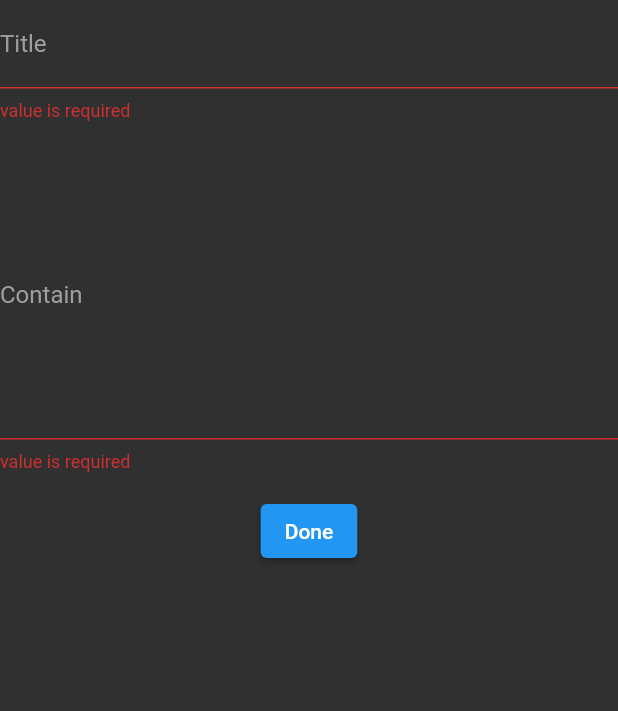
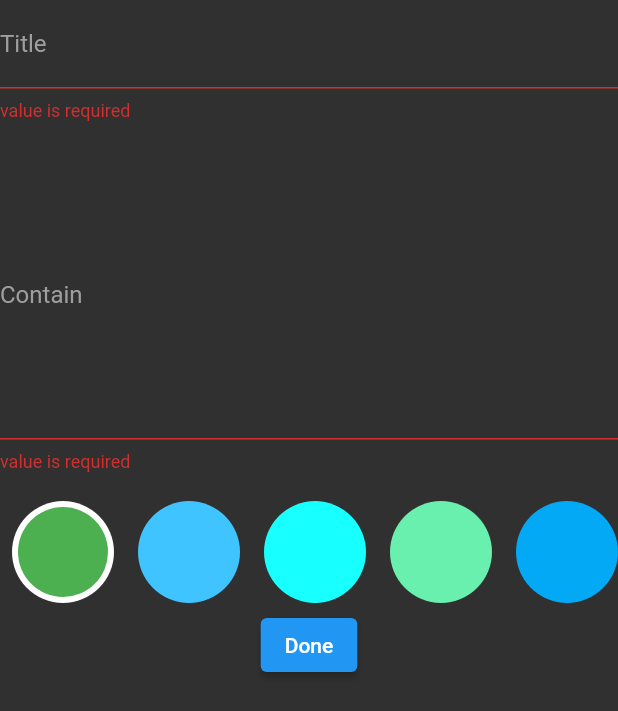
Before and after one commit to abderrahim17/noteApp, a Flutter app: the AddNoteForm widget shown alone on an empty page, opened directly, after a tap on "Done", on a phone screen of 412 x 824 dp. Shown: the top 711 px of the screen. Run offline on Flutter 3.47's test engine with Material 2 defaults, Android fonts, the phone set to English and light mode, and no system bars; our stand-ins replace bloc, flutter_bloc, hive, hive_flutter; accounts and stored records are empty.

Commit message:
add list of color
Signed-off-by: abderrahim17 <boukabous.abderrahim@gmail.com>

```diff
--- a/lib/views/notes_view.dart
+++ b/lib/views/notes_view.dart
@@ -10,14 +10,7 @@ class NotesView extends StatelessWidget {
 
   late List<Widget> noteList = [];
 
-  List<Color> color = [
-    Colors.green,
-    Colors.lightBlueAccent,
-    Colors.cyanAccent,
-    Colors.greenAccent,
-    Colors.lightBlue,
-    Colors.lightGreen
-  ];
+
 
   NotesView({super.key});
 
--- a/lib/widgets/Add_note_form.dart
+++ b/lib/widgets/Add_note_form.dart
@@ -1,10 +1,11 @@
 import 'package:flutter/cupertino.dart';
 import 'package:flutter/material.dart';
-import 'package:flutter_bloc/flutter_bloc.dart';
-import 'package:note_app/models/note_model.dart';
+import 'package:note_app/widgets/colors_item.dart';
+
 import 'package:note_app/widgets/textField_Custom.dart';
-import 'package:intl/intl.dart';
-import '../cubits/home_page_cubit/add_note_cubit.dart';
+
+import 'package:note_app/widgets/validation_button.dart';
+
 
 class AddNoteForm extends StatefulWidget {
   AddNoteForm({
@@ -19,6 +20,7 @@ class AddNoteForm extends StatefulWidget {
 String? text, title;
 
 GlobalKey<FormState> FormKey = GlobalKey();
+/// AutoValidateMode is to show the red sign that you have to write something on the field
 AutovalidateMode Autovalidate = AutovalidateMode.disabled;
 
 class _AddNoteFormState extends State<AddNoteForm> {
@@ -35,7 +37,7 @@ class _AddNoteFormState extends State<AddNoteForm> {
               title = data;
             },
           ),
-          SizedBox(
+          const SizedBox(
             height: 20,
           ),
           CustomTextField(
@@ -43,34 +45,10 @@ class _AddNoteFormState extends State<AddNoteForm> {
               hint: 'Contain',
               onsaved: (data) {
                 text = data;
-              }),
-          SizedBox(height: 15),
-          BlocBuilder<AddNoteCubit, AddNoteState>(builder: (context, state) {
-            return ElevatedButton(
-                onPressed: () {
-                  if (FormKey.currentState!.validate()) {
-                    FormKey.currentState!.save();
-                    NoteModel noteModel = NoteModel(
-                        title: title!,
-                        date:DateFormat('dd-MM-yyyy').format(DateTime.now()),
-                        subtitle: text!,
-                        color: Colors.grey.value);
-                    BlocProvider.of<AddNoteCubit>(context).addNote(noteModel);
-                  } else {
-                    Autovalidate = AutovalidateMode.always;
-                  }
-                  // Navigator.pop(context);
-                  //BlocProvider.of<HomeCubit>(context).add_button();
-                },
-                child: state is AddNoteLoadding
-                    ? SizedBox(
-                        height: 20,
-                        width: 20,
-                        child: const CircularProgressIndicator(
-                          color: Colors.black54,
-                        ))
-                    : const Text('Done'));
-          })
+              },  ),
+          const SizedBox(height: 15),
+          const ColorsListView(),
+          const ValidationButton()
         ],
       ),
     );
--- /dev/null
+++ b/lib/widgets/colors_item.dart
@@ -0,0 +1,70 @@
+import 'package:flutter/cupertino.dart';
+import 'package:flutter/material.dart';
+
+class ColorsItem extends StatelessWidget {
+  const ColorsItem({Key? key, required this.isPicked, required this.color }) : super(key: key);
+ final bool isPicked ;
+
+  final Color color ;
+
+
+
+  @override
+  Widget build(BuildContext context) {
+    return isPicked ? CircleAvatar(
+ radius: 38,
+      backgroundColor: Colors.white,
+      child: CircleAvatar(
+radius: 30,
+        backgroundColor: color,
+      ),
+    ): CircleAvatar(
+        radius: 38,
+        backgroundColor: color,);
+  }
+}
+class ColorsListView extends StatefulWidget {
+  const ColorsListView({Key? key}) : super(key: key);
+
+  @override
+  State<ColorsListView> createState() => _ColorsListViewState();
+}
+
+class _ColorsListViewState extends State<ColorsListView> {
+   int? currentindex=0;
+   List<Color> color = const  [
+     Colors.green,
+     Colors.lightBlueAccent,
+     Colors.cyanAccent,
+     Colors.greenAccent,
+     Colors.lightBlue,
+     Colors.lightGreen
+   ];
+
+  @override
+  Widget build(BuildContext context) {
+    return
+      SizedBox(
+        height:38*2 ,
+        child: ListView.builder(
+          itemCount: 6,
+          scrollDirection: Axis.horizontal,
+          itemBuilder:(context,index){
+        return Padding(
+          padding: const EdgeInsets.symmetric(horizontal: 4.0,vertical: 4.0),
+          child: GestureDetector(
+            onTap: (){
+              currentindex =index ;
+              debugPrint('$currentindex');
+              debugPrint('$index');
+setState(() {});
+            },
+            child: ColorsItem(isPicked: currentindex ==index ,
+              color:color [index ],
+            ),
+          ),
+        );
+    } ),
+      );
+  }
+}
--- a/lib/widgets/textField_Custom.dart
+++ b/lib/widgets/textField_Custom.dart
@@ -1,7 +1,7 @@
 import 'package:flutter/material.dart';
 
 class CustomTextField extends StatelessWidget {
-  CustomTextField({this.maxlines,this.hint,  @required this.onchanged, this.onsaved, this.controller});
+  CustomTextField({this.maxlines,this.hint, this.onchanged, this.onsaved, this.controller});
 
   String? hint;
   Function(String)? onchanged;
--- /dev/null
+++ b/lib/widgets/validation_button.dart
@@ -0,0 +1,44 @@
+import 'package:flutter/cupertino.dart';
+import 'package:flutter/material.dart';
+import 'package:flutter_bloc/flutter_bloc.dart';
+import 'package:intl/intl.dart';
+
+import '../cubits/home_page_cubit/add_note_cubit.dart';
+import '../models/note_model.dart';
+import 'Add_note_form.dart';
+
+class ValidationButton extends StatelessWidget {
+  const ValidationButton({
+  super.key,
+  });
+
+  @override
+  Widget build(BuildContext context) {
+    return BlocBuilder<AddNoteCubit, AddNoteState>(builder: (context, state) {
+      return ElevatedButton(
+          onPressed: () {
+            if (FormKey.currentState!.validate()) {
+              FormKey.currentState!.save();
+              NoteModel noteModel = NoteModel(
+                  title: title!,
+                  date:DateFormat('dd-MM-yyyy').format(DateTime.now()),
+                  subtitle: text!,
+                  color: Colors.grey.value);
+              BlocProvider.of<AddNoteCubit>(context).addNote(noteModel);
+            } else {
+              Autovalidate = AutovalidateMode.always;
+            }
+            // Navigator.pop(context);
+            //BlocProvider.of<HomeCubit>(context).add_button();
+          },
+          child: state is AddNoteLoadding
+              ? const SizedBox(
+              height: 20,
+              width: 20,
+              child: CircularProgressIndicator(
+                color: Colors.black54,
+              ))
+              : const Text('Done'));
+    });
+  }
+}
```
